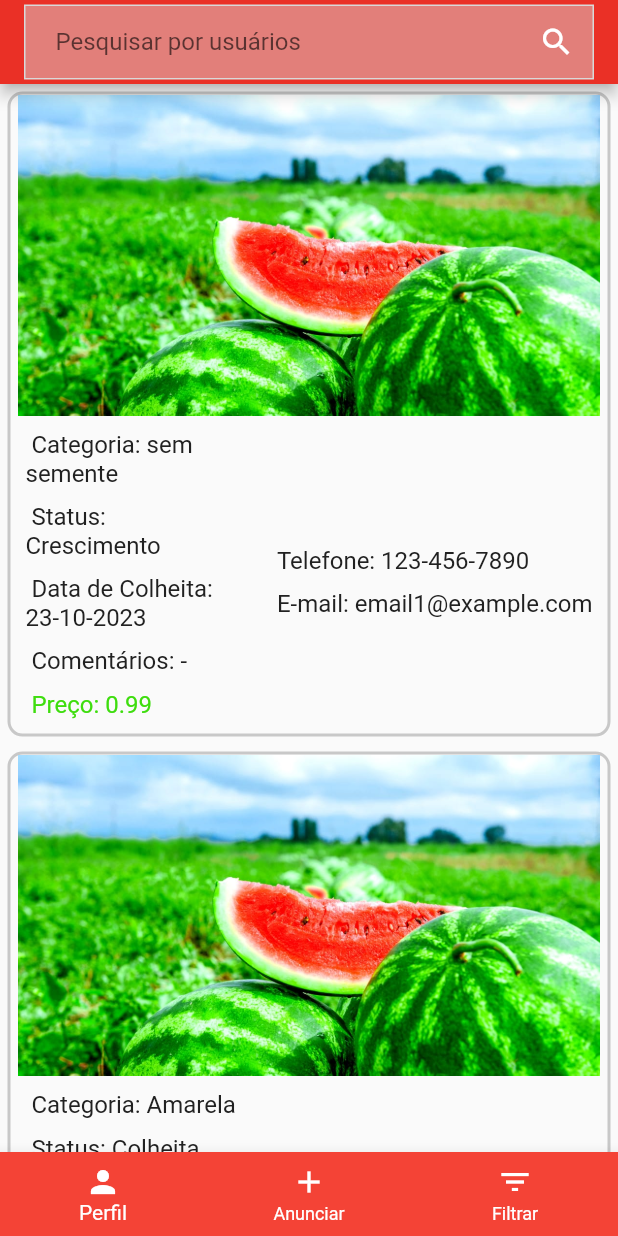
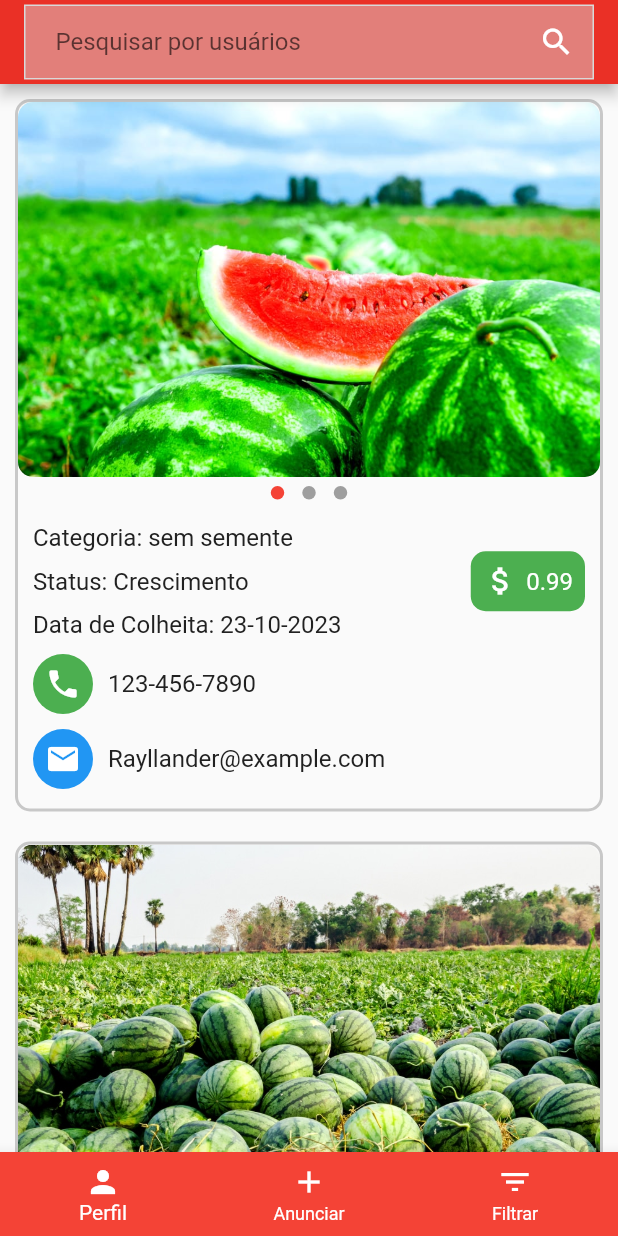
Before and after one commit to rayllander/melancia_express, a Flutter app: the HomePage screen opened by its route, on a phone screen of 412 x 824 dp. Run offline on Flutter 3.47's test engine with Material 2 defaults, Android fonts, the phone set to English and light mode, and no system bars; drawn by our look-alikes of dots_indicator.

Commit message:
tela home arrumada

```diff
--- a/lib/controllers/anuncio_controller.dart
+++ b/lib/controllers/anuncio_controller.dart
@@ -3,34 +3,46 @@ import 'package:melancia_express/model/anuncio.dart';
 class AnuncioController {
   List<Anuncio> listaDeAnuncios = [
     Anuncio(
-      'assets/images/plantacao.png',
-      "sem semente",
-      "Crescimento",
-      "23-10-2023",
-      ["-"],
-      "123-456-7890",
-      "email1@example.com",
-      0.99, // Inclua o preço aqui
+      listaDeImagens: [
+        'assets/images/imagem1.png',
+        'assets/images/imagem2.png',
+        'assets/images/imagem3.png',
+      ],
+      categoria: "sem semente",
+      status: "Crescimento",
+      dataColheita: "23-10-2023",
+      comentarios: [""],
+      telefone: "123-456-7890",
+      email: "Rayllander@example.com",
+      preco: 0.99,
     ),
     Anuncio(
-      'assets/images/plantacao.png',
-      "Amarela",
-      "Colheita",
-      "20-03-2023",
-      [""],
-      "987-654-3210",
-      "email2@example.com",
-      01.10, // Inclua o preço aqui
+      listaDeImagens: [
+        'assets/images/imagem4.png',
+        'assets/images/imagem5.png',
+        'assets/images/imagem6.png',
+      ],
+      categoria: "Amarela",
+      status: "Colheita",
+      dataColheita: "20-03-2023",
+      comentarios: [""],
+      telefone: "987-654-3210",
+      email: "MariaEduarda@example.com",
+      preco: 1.10,
     ),
     Anuncio(
-      'assets/images/logo.png',
-      "Amarela",
-      "Crescimento",
-      "10-02-2023",
-      [""],
-      "555-555-5555",
-      "email3@example.com",
-      01.15, // Inclua o preço aqui
+      listaDeImagens: [
+        'assets/images/imagem7.png',
+        'assets/images/imagem8.png',
+        'assets/images/imagem9.png',
+      ],
+      categoria: "Amarela",
+      status: "Crescimento",
+      dataColheita: "10-02-2023",
+      comentarios: [""],
+      telefone: "555-555-5555",
+      email: "Laurao@example.com",
+      preco: 1.15,
     ),
     // Adicione mais anúncios fictícios conforme necessário
   ];
--- a/lib/model/anuncio.dart
+++ b/lib/model/anuncio.dart
@@ -1,21 +1,21 @@
 class Anuncio {
-  final String imagemUrl; // URL da imagem
+  final List<String> listaDeImagens; // Lista de URLs de imagens
   final String categoria;
   final String status;
   final String dataColheita;
-  final List<String> comentarios;
+  final List<String> comentarios; // em duvida
   final String telefone;
   final String email;
   final double preco; // Novo atributo para o preço
 
-  Anuncio(
-    this.imagemUrl,
-    this.categoria,
-    this.status,
-    this.dataColheita,
-    this.comentarios,
-    this.telefone,
-    this.email,
-    this.preco, // Incluindo o preço no construtor
-  );
+  Anuncio({
+    required this.listaDeImagens,
+    required this.categoria,
+    required this.status,
+    required this.dataColheita,
+    required this.comentarios, // duvida
+    required this.telefone,
+    required this.email,
+    required this.preco, // Incluindo o preço no construtor
+  });
 }
--- a/lib/view/components/my_anuncio_item.dart
+++ b/lib/view/components/my_anuncio_item.dart
@@ -1,22 +1,37 @@
 import 'package:flutter/material.dart';
 import 'package:melancia_express/model/anuncio.dart';
+import 'package:dots_indicator/dots_indicator.dart';
 
-class AnuncioItem extends StatelessWidget {
+class AnuncioItem extends StatefulWidget {
   final Anuncio anuncio;
 
   AnuncioItem({required this.anuncio});
 
   @override
+  _AnuncioItemState createState() => _AnuncioItemState();
+}
+
+class _AnuncioItemState extends State<AnuncioItem> {
+  final PageController _pageController = PageController();
+  int _currentIndex = 0;
+
+  @override
+  void dispose() {
+    _pageController.dispose();
+    super.dispose();
+  }
+
+  @override
   Widget build(BuildContext context) {
+    List<String> imagens = widget.anuncio.listaDeImagens;
+
     return Padding(
-      padding: const EdgeInsets.all(0),
-      child: SingleChildScrollView(
+      padding: const EdgeInsets.all(10.0),
       child: Column(
         mainAxisAlignment: MainAxisAlignment.center,
-          crossAxisAlignment: CrossAxisAlignment.center,
         children: [
           Container(
-              margin: EdgeInsets.all(5),
+            width: MediaQuery.of(context).size.width * 0.99,
             decoration: BoxDecoration(
               border: Border.all(
                 color: Color(0xFF000000).withOpacity(0.2),
@@ -26,90 +41,136 @@ class AnuncioItem extends StatelessWidget {
             ),
             child: Column(
               children: [
-                  // Parte da imagem em um Row
-                  Row(
-                    children: [
-                      Expanded(
-                        child: Center(
+                Container(
+                  height: 250,
+                  child: PageView(
+                    controller: _pageController,
+                    onPageChanged: (index) {
+                      setState(() {
+                        _currentIndex = index;
+                      });
+                    },
+                    children: imagens
+                        .map((imagemUrl) => ClipRRect(
+                              borderRadius: BorderRadius.circular(10.0),
                               child: Image.asset(
-                            anuncio.imagemUrl,
-                            width:
-                                388, // Ajuste a largura da imagem conforme necessário
+                                imagemUrl,
                                 fit: BoxFit.cover,
                               ),
+                            ))
+                        .toList(),
                   ),
                 ),
-                    ],
+                DotsIndicator(
+                  dotsCount: imagens.length,
+                  position: _currentIndex.toDouble(),
+                  decorator: DotsDecorator(
+                    color: Colors.grey,
+                    activeColor: Colors.red,
                   ),
-                  // Parte das descrições em outro Row
-                  Row(
-                    children: [
-                      Expanded(
-                        child: Padding(
+                ),
+                Container(
+                  height: 200,
                   padding: EdgeInsets.all(10),
                   child: Column(
                     crossAxisAlignment: CrossAxisAlignment.start,
                     children: [
+                      Row(
+                        mainAxisAlignment: MainAxisAlignment.spaceBetween,
+                        children: [
+                          Column(
+                            crossAxisAlignment: CrossAxisAlignment.start,
+                            children: [
                               Text(
-                                " Categoria: ${anuncio.categoria}",
+                                "Categoria: ${widget.anuncio.categoria}",
                                 style: TextStyle(
                                   fontSize: 16,
                                 ),
                               ),
                               SizedBox(height: 10),
                               Text(
-                                " Status: ${anuncio.status}",
+                                "Status: ${widget.anuncio.status}",
                                 style: TextStyle(
                                   fontSize: 16,
                                 ),
                               ),
                               SizedBox(height: 10),
                               Text(
-                                " Data de Colheita: ${anuncio.dataColheita}",
+                                "Data de Colheita: ${widget.anuncio.dataColheita}",
                                 style: TextStyle(
                                   fontSize: 16,
                                 ),
                               ),
+                            ],
+                          ),
                           SizedBox(height: 10),
+                          Container(
+                            padding: EdgeInsets.all(8),
+                            decoration: BoxDecoration(
+                              borderRadius: BorderRadius.circular(10.0),
+                              color: Colors.green,
+                            ),
+                            child: Row(
+                              children: [
+                                Icon(
+                                  Icons.attach_money,
+                                  color: Colors.white,
+                                ),
+                                SizedBox(width: 5),
                                 Text(
-                                " Comentários: ${anuncio.comentarios.join(', ')}",
+                                  "${widget.anuncio.preco.toStringAsFixed(2)}",
+                                  style: TextStyle(
+                                    fontSize: 16,
+                                    color: Colors.white,
+                                  ),
+                                ),
+                              ],
+                            ),
+                          ),
+                        ],
+                      ),
+                      SizedBox(height: 10),
+                      Row(
+                        children: [
+                          Container(
+                            padding: EdgeInsets.all(8),
+                            decoration: BoxDecoration(
+                              shape: BoxShape.circle,
+                              color: Colors.green,
+                            ),
+                            child: Icon(
+                              Icons.phone,
+                              color: Colors.white,
+                            ),
+                          ),
+                          SizedBox(width: 10),
+                          Text(
+                            "${widget.anuncio.telefone}",
                             style: TextStyle(
                               fontSize: 16,
                             ),
                           ),
+                        ],
+                      ),
                       SizedBox(height: 10),
+                      Row(
+                        children: [
+                          Container(
+                            padding: EdgeInsets.all(8),
+                            decoration: BoxDecoration(
+                              shape: BoxShape.circle,
+                              color: Colors.blue,
+                            ),
+                            child: Icon(
+                              Icons.email,
+                              color: Colors.white,
+                            ),
+                          ),
+                          SizedBox(width: 10),
                           Text(
-                                " Preço: ${anuncio.preco.toStringAsFixed(2)}  ",
+                            "${widget.anuncio.email}",
                             style: TextStyle(
                               fontSize: 16,
-                                  color: Color.fromRGBO(51, 219, 0, 0.945),
-                                ),
-                              )
-                            ],
-                          ),
-                        ),
-                      ),
-                      Container(
-                        child: Padding(
-                          padding: EdgeInsets.all(10),
-                          child: Column(
-                              crossAxisAlignment: CrossAxisAlignment.start,
-                              children: [
-                                SizedBox(height: 10),
-                                Text(
-                                  "Telefone: ${anuncio.telefone}",
-                                  style: TextStyle(
-                                    fontSize: 16,
-                                  ),
-                                ),
-                                SizedBox(height: 10),
-                                Text(
-                                  "E-mail: ${anuncio.email}",
-                                  style: TextStyle(
-                                    fontSize: 16,
-                                  ),
-                                ),
-                              ]),
                             ),
                           ),
                         ],
@@ -120,6 +181,8 @@ class AnuncioItem extends StatelessWidget {
               ],
             ),
           ),
+        ],
+      ),
     );
   }
 }
--- a/lib/view/pages/home_page.dart
+++ b/lib/view/pages/home_page.dart
@@ -79,6 +79,8 @@ class _HomePageState extends State<HomePage> {
           ),
         ),
       ),
+      //
+      //
       body: CustomScrollView(
         slivers: <Widget>[
           SliverList(
@@ -92,6 +94,8 @@ class _HomePageState extends State<HomePage> {
           ),
         ],
       ),
+      //
+      //
       bottomNavigationBar: MyBottomBar(),
     );
   }
--- a/lib/view/pages/my_announcement.dart
+++ b/lib/view/pages/my_announcement.dart
@@ -16,12 +16,15 @@ class MyAnnouncement extends StatelessWidget {
           mainAxisAlignment: MainAxisAlignment.center,
           children: [
             MyBanner(
-              imagePath: 'assets/images/logo.png', // Especifique o caminho da imagem
+              imagePath:
+                  'assets/images/logo.png', // Especifique o caminho da imagem
               onEdit: () {
                 // Lógica de edição
                 Navigator.push(
                   context,
-                  MaterialPageRoute(builder: (context) => EditAnnouncement()), // Navegar para a página de edição
+                  MaterialPageRoute(
+                      builder: (context) =>
+                          EditAnnouncement()), // Navegar para a página de edição
                 );
               },
               onDelete: () {
@@ -29,14 +32,16 @@ class MyAnnouncement extends StatelessWidget {
               },
             ),
             SizedBox(height: 25),
-
             MyBanner(
-              imagePath: 'assets/images/logo.png', // Especifique o caminho da imagem
+              imagePath:
+                  'assets/images/imagem1.png', // Especifique o caminho da imagem
               onEdit: () {
                 // Lógica de edição
                 Navigator.push(
                   context,
-                  MaterialPageRoute(builder: (context) => EditAnnouncement()), // Navegar para a página de edição
+                  MaterialPageRoute(
+                      builder: (context) =>
+                          EditAnnouncement()), // Navegar para a página de edição
                 );
               },
               onDelete: () {
```
Also changed, not shown: pubspec.yaml (+14 -4 lines), assets/images/imagem1.png (renamed from assets/images/plantacao.png), assets/images/imagem2.png (added), assets/images/imagem3.png (added), assets/images/imagem4.png (added), assets/images/imagem5.png (added), assets/images/imagem6.png (added), assets/images/imagem7.png (added), assets/images/imagem8.png (added), assets/images/imagem9.png (added), pubspec.lock. Lines whose indentation alone changed are shown as unchanged.
